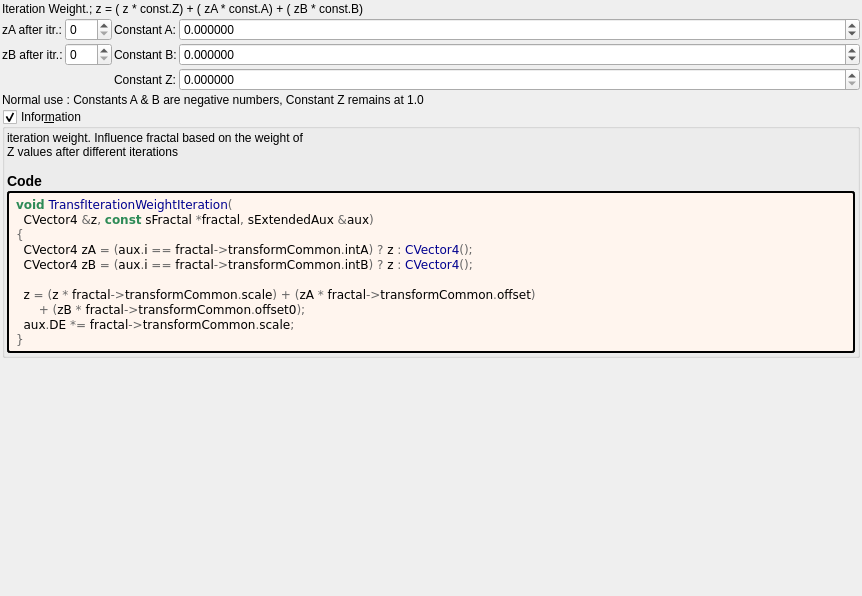
Before: the Qt Designer form mandelbulber2/deploy/share/mandelbulber2/formula/ui/transf_iteration_weight.ui in irinox-ctrl/mandelbulber2, drawn with Qt 5.
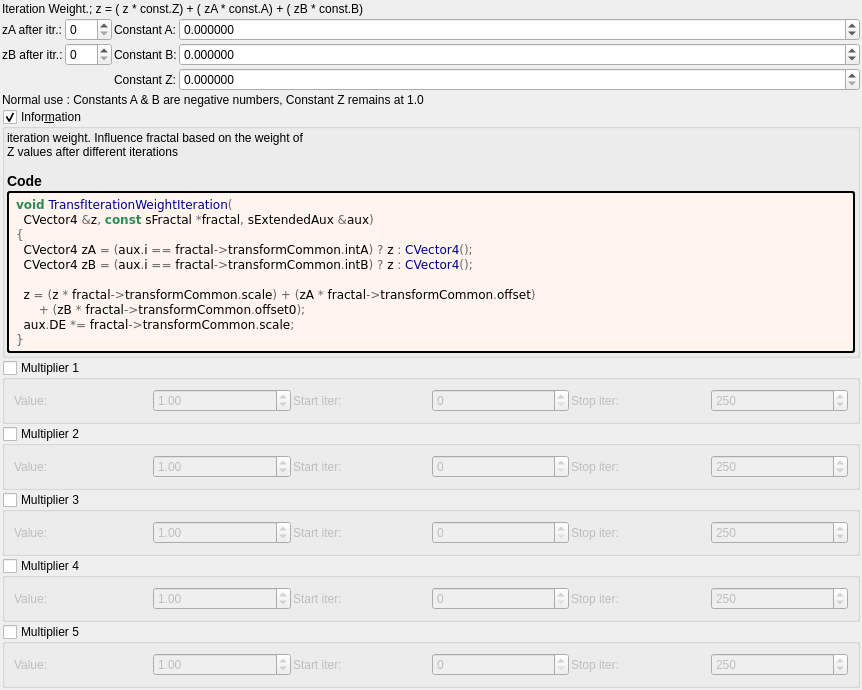
After: the same form once the commit is applied. Custom widgets are drawn as their Qt base class.

Commit message:
feat: add 5 general-purpose multipliers to all 1007 fractal formulas
Each multiplier has:
- Checkbox (OFF by default)
- Value spinbox (default 1.0, range -100 to 100)
- Iteration start/stop range

Logic: z *= value; DE *= |value|;

Uses existing transformCommon parameters:
- Checkboxes: functionEnabledBx/By/Bz/Bw/CzFalse
- Values: scale4/5/6/8/16
- Ranges: startIterationsB-F/stopIterationsB-F

Modified 1007 .cpp (CPU), 1006 .cl (GPU), 1023 .ui files.
Both source (formula/) and deploy (deploy/share/) copies updated.

Patch:
```diff
--- a/mandelbulber2/deploy/share/mandelbulber2/formula/ui/transf_iteration_weight.ui
+++ b/mandelbulber2/deploy/share/mandelbulber2/formula/ui/transf_iteration_weight.ui
@@ -286,6 +286,192 @@
      </layout>
     </widget>
    </item>
+   <item>
+    <widget class="MyGroupBox" name="groupCheck_transf_function_enabledBx_false">
+     <property name="title"><string>Multiplier 1</string></property>
+     <property name="checkable"><bool>true</bool></property>
+     <property name="checked"><bool>false</bool></property>
+     <layout class="QGridLayout" name="gridLayout_mult1">
+      <property name="spacing"><number>2</number></property>
+      <item row="0" column="0">
+       <widget class="QLabel"><property name="text"><string>Value:</string></property></widget>
+      </item>
+      <item row="0" column="1">
+       <widget class="MyDoubleSpinBox" name="spinbox_transf_scale_4">
+        <property name="minimum"><double>-100.0</double></property><property name="maximum"><double>100.0</double></property>
+        <property name="singleStep"><double>0.01</double></property><property name="value"><double>1.0</double></property>
+       </widget>
+      </item>
+      <item row="0" column="2">
+       <widget class="QLabel"><property name="text"><string>Start iter:</string></property></widget>
+      </item>
+      <item row="0" column="3">
+       <widget class="MySpinBox" name="spinboxInt_transf_start_iterations_B">
+        <property name="minimum"><number>0</number></property><property name="maximum"><number>10000</number></property>
+        <property name="value"><number>0</number></property>
+       </widget>
+      </item>
+      <item row="0" column="4">
+       <widget class="QLabel"><property name="text"><string>Stop iter:</string></property></widget>
+      </item>
+      <item row="0" column="5">
+       <widget class="MySpinBox" name="spinboxInt_transf_stop_iterations_B">
+        <property name="minimum"><number>0</number></property><property name="maximum"><number>10000</number></property>
+        <property name="value"><number>250</number></property>
+       </widget>
+      </item>
+     </layout>
+    </widget>
+   </item>
+   <item>
+    <widget class="MyGroupBox" name="groupCheck_transf_function_enabledBy_false">
+     <property name="title"><string>Multiplier 2</string></property>
+     <property name="checkable"><bool>true</bool></property>
+     <property name="checked"><bool>false</bool></property>
+     <layout class="QGridLayout" name="gridLayout_mult2">
+      <property name="spacing"><number>2</number></property>
+      <item row="0" column="0">
+       <widget class="QLabel"><property name="text"><string>Value:</string></property></widget>
+      </item>
+      <item row="0" column="1">
+       <widget class="MyDoubleSpinBox" name="spinbox_transf_scale_5">
+        <property name="minimum"><double>-100.0</double></property><property name="maximum"><double>100.0</double></property>
+        <property name="singleStep"><double>0.01</double></property><property name="value"><double>1.0</double></property>
+       </widget>
+      </item>
+      <item row="0" column="2">
+       <widget class="QLabel"><property name="text"><string>Start iter:</string></property></widget>
+      </item>
+      <item row="0" column="3">
+       <widget class="MySpinBox" name="spinboxInt_transf_start_iterations_C">
+        <property name="minimum"><number>0</number></property><property name="maximum"><number>10000</number></property>
+        <property name="value"><number>0</number></property>
+       </widget>
+      </item>
+      <item row="0" column="4">
+       <widget class="QLabel"><property name="text"><string>Stop iter:</string></property></widget>
+      </item>
+      <item row="0" column="5">
+       <widget class="MySpinBox" name="spinboxInt_transf_stop_iterations_C">
+        <property name="minimum"><number>0</number></property><property name="maximum"><number>10000</number></property>
+        <property name="value"><number>250</number></property>
+       </widget>
+      </item>
+     </layout>
+    </widget>
+   </item>
+   <item>
+    <widget class="MyGroupBox" name="groupCheck_transf_function_enabledBz_false">
+     <property name="title"><string>Multiplier 3</string></property>
+     <property name="checkable"><bool>true</bool></property>
+     <property name="checked"><bool>false</bool></property>
+     <layout class="QGridLayout" name="gridLayout_mult3">
+      <property name="spacing"><number>2</number></property>
+      <item row="0" column="0">
+       <widget class="QLabel"><property name="text"><string>Value:</string></property></widget>
+      </item>
+      <item row="0" column="1">
+       <widget class="MyDoubleSpinBox" name="spinbox_transf_scale_6">
+        <property name="minimum"><double>-100.0</double></property><property name="maximum"><double>100.0</double></property>
+        <property name="singleStep"><double>0.01</double></property><property name="value"><double>1.0</double></property>
+       </widget>
+      </item>
+      <item row="0" column="2">
+       <widget class="QLabel"><property name="text"><string>Start iter:</string></property></widget>
+      </item>
+      <item row="0" column="3">
+       <widget class="MySpinBox" name="spinboxInt_transf_start_iterations_D">
+        <property name="minimum"><number>0</number></property><property name="maximum"><number>10000</number></property>
+        <property name="value"><number>0</number></property>
+       </widget>
+      </item>
+      <item row="0" column="4">
+       <widget class="QLabel"><property name="text"><string>Stop iter:</string></property></widget>
+      </item>
+      <item row="0" column="5">
+       <widget class="MySpinBox" name="spinboxInt_transf_stop_iterations_D">
+        <property name="minimum"><number>0</number></property><property name="maximum"><number>10000</number></property>
+        <property name="value"><number>250</number></property>
+       </widget>
+      </item>
+     </layout>
+    </widget>
+   </item>
+   <item>
+    <widget class="MyGroupBox" name="groupCheck_transf_function_enabledBw_false">
+     <property name="title"><string>Multiplier 4</string></property>
+     <property name="checkable"><bool>true</bool></property>
+     <property name="checked"><bool>false</bool></property>
+     <layout class="QGridLayout" name="gridLayout_mult4">
+      <property name="spacing"><number>2</number></property>
+      <item row="0" column="0">
+       <widget class="QLabel"><property name="text"><string>Value:</string></property></widget>
+      </item>
+      <item row="0" column="1">
+       <widget class="MyDoubleSpinBox" name="spinbox_transf_scale_8">
+        <property name="minimum"><double>-100.0</double></property><property name="maximum"><double>100.0</double></property>
+        <property name="singleStep"><double>0.01</double></property><property name="value"><double>1.0</double></property>
+       </widget>
+      </item>
+      <item row="0" column="2">
+       <widget class="QLabel"><property name="text"><string>Start iter:</string></property></widget>
+      </item>
+      <item row="0" column="3">
+       <widget class="MySpinBox" name="spinboxInt_transf_start_iterations_E">
+        <property name="minimum"><number>0</number></property><property name="maximum"><number>10000</number></property>
+        <property name="value"><number>0</number></property>
+       </widget>
+      </item>
+      <item row="0" column="4">
+       <widget class="QLabel"><property name="text"><string>Stop iter:</string></property></widget>
+      </item>
+      <item row="0" column="5">
+       <widget class="MySpinBox" name="spinboxInt_transf_stop_iterations_E">
+        <property name="minimum"><number>0</number></property><property name="maximum"><number>10000</number></property>
+        <property name="value"><number>250</number></property>
+       </widget>
+      </item>
+     </layout>
+    </widget>
+   </item>
+   <item>
+    <widget class="MyGroupBox" name="groupCheck_transf_function_enabledCz_false">
+     <property name="title"><string>Multiplier 5</string></property>
+     <property name="checkable"><bool>true</bool></property>
+     <property name="checked"><bool>false</bool></property>
+     <layout class="QGridLayout" name="gridLayout_mult5">
+      <property name="spacing"><number>2</number></property>
+      <item row="0" column="0">
+       <widget class="QLabel"><property name="text"><string>Value:</string></property></widget>
+      </item>
+      <item row="0" column="1">
+       <widget class="MyDoubleSpinBox" name="spinbox_transf_scale_16">
+        <property name="minimum"><double>-100.0</double></property><property name="maximum"><double>100.0</double></property>
+        <property name="singleStep"><double>0.01</double></property><property name="value"><double>1.0</double></property>
+       </widget>
+      </item>
+      <item row="0" column="2">
+       <widget class="QLabel"><property name="text"><string>Start iter:</string></property></widget>
+      </item>
+      <item row="0" column="3">
+       <widget class="MySpinBox" name="spinboxInt_transf_start_iterations_F">
+        <property name="minimum"><number>0</number></property><property name="maximum"><number>10000</number></property>
+        <property name="value"><number>0</number></property>
+       </widget>
+      </item>
+      <item row="0" column="4">
+       <widget class="QLabel"><property name="text"><string>Stop iter:</string></property></widget>
+      </item>
+      <item row="0" column="5">
+       <widget class="MySpinBox" name="spinboxInt_transf_stop_iterations_F">
+        <property name="minimum"><number>0</number></property><property name="maximum"><number>10000</number></property>
+        <property name="value"><number>250</number></property>
+       </widget>
+      </item>
+     </layout>
+    </widget>
+   </item>
+
    <item>
     <spacer name="verticalSpacer">
      <property name="orientation">
```
The commit also changes 3972 other files.
